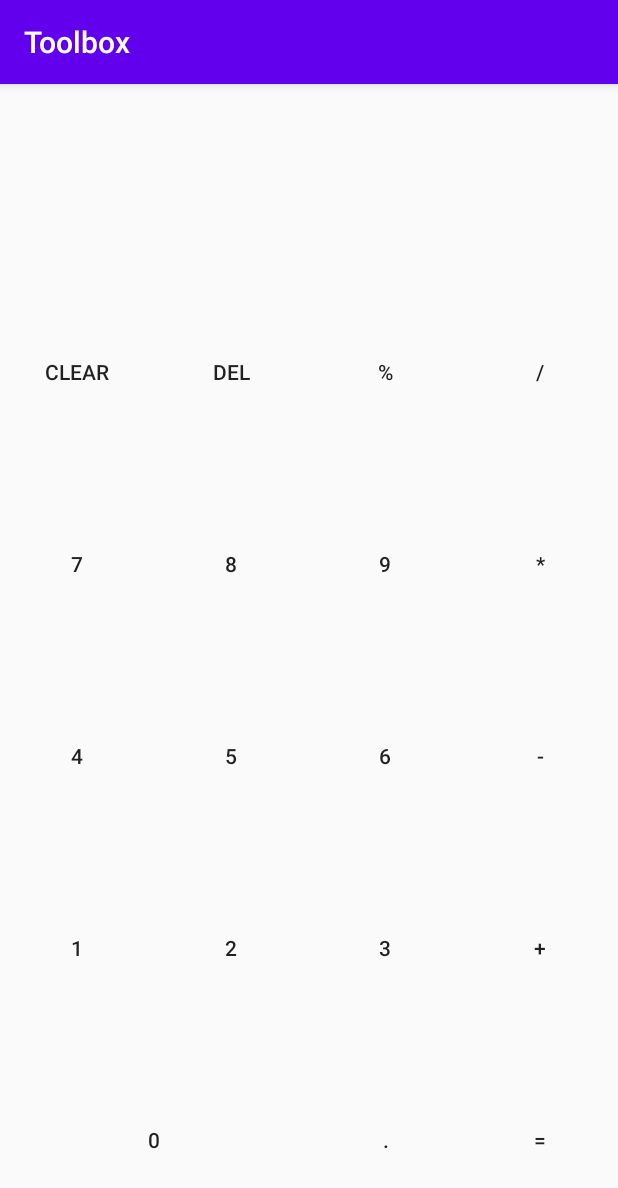
After one commit to Gunteam9/Toolbox, an Android app: the CalculatriceActivity screen opened directly, with no data from a screen before it, on a phone screen of 412 x 824 dp. The commit adds this screen. Shown: the top 1188 px of the screen. Run offline under Robolectric (Android 15) with nearby library versions, the phone set to English and light mode, and no system bars.

Commit message:
samir commit

```diff
--- a/app/src/main/AndroidManifest.xml
+++ b/app/src/main/AndroidManifest.xml
@@ -9,6 +9,7 @@
         android:roundIcon="@mipmap/ic_launcher_round"
         android:supportsRtl="true"
         android:theme="@style/AppTheme">
+        <activity android:name=".CalculatriceActivity"></activity>
         <activity android:name=".MainActivity">
             <intent-filter>
                 <action android:name="android.intent.action.MAIN" />
--- /dev/null
+++ b/app/src/main/java/fr/univ/orleans/toolbox/CalculatriceActivity.java
@@ -0,0 +1,93 @@
+package fr.univ.orleans.toolbox;
+
+import androidx.appcompat.app.AppCompatActivity;
+
+import android.os.Bundle;
+import android.view.View;
+import android.widget.Button;
+import android.widget.TextView;
+
+import java.util.LinkedList;
+import java.util.Queue;
+
+public class CalculatriceActivity extends AppCompatActivity {
+
+
+    TextView affichage;
+    double number;
+    double res;
+    char ope;
+    Button btn;
+
+    Queue<Integer> listDigit = new LinkedList<Integer>();
+
+    @Override
+    protected void onCreate(Bundle savedInstanceState) {
+        super.onCreate(savedInstanceState);
+        setContentView(R.layout.activity_calculatrice);
+    }
+
+    private void calcul()
+    {
+        if(ope == '*')
+    }
+
+    private void onButtonPressed(View view)
+    {
+        switch(view.getId())
+        {
+            case R.id.clear_button:
+                this.number = 0;
+                this.listDigit = null;
+                break;
+            case R.id.delete_button:
+                this.listDigit.remove();
+                break;
+            case R.id.percent_button:
+                this.number/=100;
+                break;
+            case R.id.div_button:
+                this.ope = '/';
+                break;
+            case R.id.seven_button:
+                this.listDigit.add(7);
+                break;
+            case R.id.eight_button:
+                this.listDigit.add(8);
+                break;
+            case R.id.nine_button:
+                this.listDigit.add(9);
+                break;
+            case R.id.mult_button:
+                this.ope = '*';
+            case R.id.four_button:
+                this.listDigit.add(4);
+                break;
+            case R.id.five_button:
+                this.listDigit.add(5);
+                break;
+            case R.id.six_button:
+                this.listDigit.add(6);
+                break;
+            case R.id.sub_button:
+                this.ope = '-';
+            case R.id.two_button:
+                this.listDigit.add(2);
+                break;
+            case R.id.three_button:
+                this.listDigit.add(3);
+                break;
+            case R.id.sum_button:
+                this.ope = '+';
+            case R.id.zero_button:
+                this.listDigit.add(0);
+                break;
+            case R.id.dot_button:
+                this.ope = '.';
+            case R.id.res_button:
+                this.calcul();
+
+
+        }
+    }
+}
--- /dev/null
+++ b/app/src/main/res/layout/activity_calculatrice.xml
@@ -0,0 +1,225 @@
+<?xml version="1.0" encoding="utf-8"?>
+<LinearLayout xmlns:android="http://schemas.android.com/apk/res/android"
+    xmlns:app="http://schemas.android.com/apk/res-auto"
+    xmlns:tools="http://schemas.android.com/tools"
+    android:layout_width="match_parent"
+    android:layout_height="match_parent"
+    android:orientation="vertical"
+    android:weightSum="6"
+    tools:context=".CalculatriceActivity">
+
+
+    <TextView
+        android:id="@+id/affichage"
+        android:layout_width="match_parent"
+        android:layout_height="0dp"
+        android:layout_weight="1"
+        android:gravity="center"
+        android:inputType="none" />
+
+    <LinearLayout
+        android:layout_width="match_parent"
+        android:layout_height="0dp"
+        android:layout_weight="1"
+        android:weightSum="4">
+
+        <Button
+            android:id="@+id/clear_button"
+            android:layout_width="0dp"
+            android:layout_height="match_parent"
+            android:layout_weight="1"
+            android:background="@android:color/transparent"
+            android:scaleType="fitCenter"
+            android:text="@string/clear" />
+
+        <Button
+            android:id="@+id/delete_button"
+            android:layout_width="0dp"
+            android:layout_height="match_parent"
+            android:layout_weight="1"
+            android:background="@android:color/transparent"
+            android:scaleType="fitCenter"
+            android:text="@string/delete" />
+
+        <Button
+            android:id="@+id/percent_button"
+            android:layout_width="0dp"
+            android:layout_height="match_parent"
+            android:layout_weight="1"
+            android:background="@android:color/transparent"
+            android:scaleType="fitCenter"
+            android:text="@string/percent" />
+
+        <Button
+            android:id="@+id/div_button"
+            android:layout_width="0dp"
+            android:layout_height="match_parent"
+            android:layout_weight="1"
+            android:background="@android:color/transparent"
+            android:scaleType="fitCenter"
+            android:text="@string/div" />
+    </LinearLayout>
+
+    <LinearLayout
+        android:layout_width="match_parent"
+        android:layout_height="0dp"
+        android:layout_weight="1"
+        android:weightSum="4">
+
+        <Button
+            android:id="@+id/seven_button"
+            android:layout_width="0dp"
+            android:layout_height="match_parent"
+            android:layout_weight="1"
+            android:background="@android:color/transparent"
+            android:scaleType="fitCenter"
+            android:text="@string/seven" />
+
+        <Button
+            android:id="@+id/eight_button"
+            android:layout_width="0dp"
+            android:layout_height="match_parent"
+            android:layout_weight="1"
+            android:background="@android:color/transparent"
+            android:scaleType="fitCenter"
+            android:text="@string/eight" />
+
+        <Button
+            android:id="@+id/nine_button"
+            android:layout_width="0dp"
+            android:layout_height="match_parent"
+            android:layout_weight="1"
+            android:background="@android:color/transparent"
+            android:scaleType="fitCenter"
+            android:text="@string/nine" />
+
+        <Button
+            android:id="@+id/mult_button"
+            android:layout_width="0dp"
+            android:layout_height="match_parent"
+            android:layout_weight="1"
+            android:background="@android:color/transparent"
+            android:scaleType="fitCenter"
+            android:text="@string/multiply" />
+    </LinearLayout>
+
+    <LinearLayout
+        android:layout_width="match_parent"
+        android:layout_height="0dp"
+        android:layout_weight="1"
+        android:weightSum="4">
+
+        <Button
+            android:id="@+id/four_button"
+            android:layout_width="0dp"
+            android:layout_height="match_parent"
+            android:layout_weight="1"
+            android:background="@android:color/transparent"
+            android:scaleType="fitCenter"
+            android:text="@string/four" />
+
+        <Button
+            android:id="@+id/five_button"
+            android:layout_width="0dp"
+            android:layout_height="match_parent"
+            android:layout_weight="1"
+            android:background="@android:color/transparent"
+            android:scaleType="fitCenter"
+            android:text="@string/five" />
+
+        <Button
+            android:id="@+id/six_button"
+            android:layout_width="0dp"
+            android:layout_height="match_parent"
+            android:layout_weight="1"
+            android:background="@android:color/transparent"
+            android:scaleType="fitCenter"
+            android:text="@string/six" />
+
+        <Button
+            android:id="@+id/sub_button"
+            android:layout_width="0dp"
+            android:layout_height="match_parent"
+            android:layout_weight="1"
+            android:background="@android:color/transparent"
+            android:scaleType="fitCenter"
+            android:text="@string/substract" />
+    </LinearLayout>
+
+    <LinearLayout
+        android:layout_width="match_parent"
+        android:layout_height="0dp"
+        android:layout_weight="1"
+        android:weightSum="4">
+
+        <Button
+            android:id="@+id/one_button"
+            android:layout_width="0dp"
+            android:layout_height="match_parent"
+            android:layout_weight="1"
+            android:background="@android:color/transparent"
+            android:scaleType="fitCenter"
+            android:text="@string/one" />
+
+        <Button
+            android:id="@+id/two_button"
+            android:layout_width="0dp"
+            android:layout_height="match_parent"
+            android:layout_weight="1"
+            android:background="@android:color/transparent"
+            android:scaleType="fitCenter"
+            android:text="@string/two" />
+
+        <Button
+            android:id="@+id/three_button"
+            android:layout_width="0dp"
+            android:layout_height="match_parent"
+            android:layout_weight="1"
+            android:background="@android:color/transparent"
+            android:scaleType="fitCenter"
+            android:text="@string/three" />
+
+        <Button
+            android:id="@+id/sum_button"
+            android:layout_width="0dp"
+            android:layout_height="match_parent"
+            android:layout_weight="1"
+            android:background="@android:color/transparent"
+            android:scaleType="fitCenter"
+            android:text="@string/sum" />
+    </LinearLayout>
+
+    <LinearLayout
+        android:layout_width="match_parent"
+        android:layout_height="0dp"
+        android:layout_weight="1"
+        android:weightSum="4">
+
+        <Button
+            android:id="@+id/zero_button"
+            android:layout_width="0dp"
+            android:layout_height="match_parent"
+            android:layout_weight="2"
+            android:background="@android:color/transparent"
+            android:scaleType="fitCenter"
+            android:text="@string/zero" />
+
+        <Button
+            android:id="@+id/dot_button"
+            android:layout_width="0dp"
+            android:layout_height="match_parent"
+            android:layout_weight="1"
+            android:background="@android:color/transparent"
+            android:scaleType="fitCenter"
+            android:text="@string/dot" />
+
+        <Button
+            android:id="@+id/res_button"
+            android:layout_width="0dp"
+            android:layout_height="match_parent"
+            android:layout_weight="1"
+            android:background="@android:color/transparent"
+            android:scaleType="fitCenter"
+            android:text="@string/result" />
+    </LinearLayout>
+</LinearLayout>
--- a/app/src/main/res/values/strings.xml
+++ b/app/src/main/res/values/strings.xml
@@ -1,3 +1,22 @@
 <resources>
     <string name="app_name">Toolbox</string>
+    <string name="clear">clear</string>
+    <string name="delete">del</string>
+    <string name="percent">%</string>
+    <string name="div">/</string>
+    <string name="seven">7</string>
+    <string name="eight">8</string>
+    <string name="nine">9</string>
+    <string name="multiply">*</string>
+    <string name="four">4</string>
+    <string name="five">5</string>
+    <string name="six">6</string>
+    <string name="substract">-</string>
+    <string name="one">1</string>
+    <string name="two">2</string>
+    <string name="three">3</string>
+    <string name="sum">+</string>
+    <string name="zero">0</string>
+    <string name="dot">.</string>
+    <string name="result">=</string>
 </resources>
```
Also changed, not shown: 1 other file.
